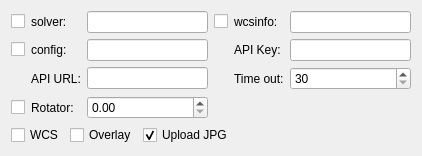
Before: the Qt Designer form kstars/ekos/align/opsalign.ui in KDE/kstars, drawn with Qt 5.
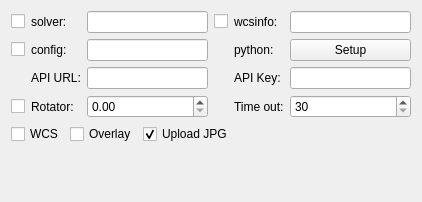
After: the same form once the commit is applied.

Commit message:
Switching to homebrew, python3, and astroy for plate solving on OS X.
Summary: Solving some errors with the embedded python by switching to homebrew python.

Reviewers: mutlaqja

Reviewed By: mutlaqja

Subscribers: kde-edu

Tags: #kde_edu

```diff
--- a/kstars/ekos/align/opsalign.ui
+++ b/kstars/ekos/align/opsalign.ui
@@ -7,7 +7,7 @@
     <x>0</x>
     <y>0</y>
     <width>422</width>
-    <height>150</height>
+    <height>202</height>
    </rect>
   </property>
   <layout class="QVBoxLayout" name="verticalLayout">
@@ -20,19 +20,6 @@
        </property>
       </widget>
      </item>
-     <item row="2" column="5">
-      <widget class="QSpinBox" name="kcfg_AstrometryTimeout">
-       <property name="toolTip">
-        <string>Timeout in seconds to wait for astrometry solver to complete</string>
-       </property>
-       <property name="minimum">
-        <number>30</number>
-       </property>
-       <property name="maximum">
-        <number>600</number>
-       </property>
-      </widget>
-     </item>
      <item row="1" column="1">
       <widget class="QLabel" name="label_14">
        <property name="text">
@@ -94,30 +81,6 @@
        </property>
       </widget>
      </item>
-     <item row="1" column="5">
-      <widget class="QLineEdit" name="kcfg_AstrometryAPIKey">
-       <property name="toolTip">
-        <string>Astrometry.net configuration file</string>
-       </property>
-       <property name="text">
-        <string/>
-       </property>
-      </widget>
-     </item>
-     <item row="2" column="4">
-      <widget class="QLabel" name="label">
-       <property name="text">
-        <string>Time out:</string>
-       </property>
-      </widget>
-     </item>
-     <item row="1" column="4">
-      <widget class="QLabel" name="label_17">
-       <property name="text">
-        <string>API Key:</string>
-       </property>
-      </widget>
-     </item>
      <item row="1" column="0">
       <widget class="QCheckBox" name="kcfg_AstrometryConfFileIsInternal">
        <property name="text">
@@ -163,6 +126,57 @@
        </property>
       </widget>
      </item>
+     <item row="3" column="4">
+      <widget class="QLabel" name="label">
+       <property name="text">
+        <string>Time out:</string>
+       </property>
+      </widget>
+     </item>
+     <item row="3" column="5">
+      <widget class="QSpinBox" name="kcfg_AstrometryTimeout">
+       <property name="toolTip">
+        <string>Timeout in seconds to wait for astrometry solver to complete</string>
+       </property>
+       <property name="minimum">
+        <number>30</number>
+       </property>
+       <property name="maximum">
+        <number>600</number>
+       </property>
+      </widget>
+     </item>
+     <item row="2" column="4">
+      <widget class="QLabel" name="label_17">
+       <property name="text">
+        <string>API Key:</string>
+       </property>
+      </widget>
+     </item>
+     <item row="2" column="5">
+      <widget class="QLineEdit" name="kcfg_AstrometryAPIKey">
+       <property name="toolTip">
+        <string>Astrometry.net configuration file</string>
+       </property>
+       <property name="text">
+        <string/>
+       </property>
+      </widget>
+     </item>
+     <item row="1" column="4">
+      <widget class="QLabel" name="pythonLabel">
+       <property name="text">
+        <string>python:</string>
+       </property>
+      </widget>
+     </item>
+     <item row="1" column="5">
+      <widget class="QPushButton" name="SetupPython">
+       <property name="text">
+        <string>Setup</string>
+       </property>
+      </widget>
+     </item>
     </layout>
    </item>
    <item>
```
The commit also changes 3 other files.
